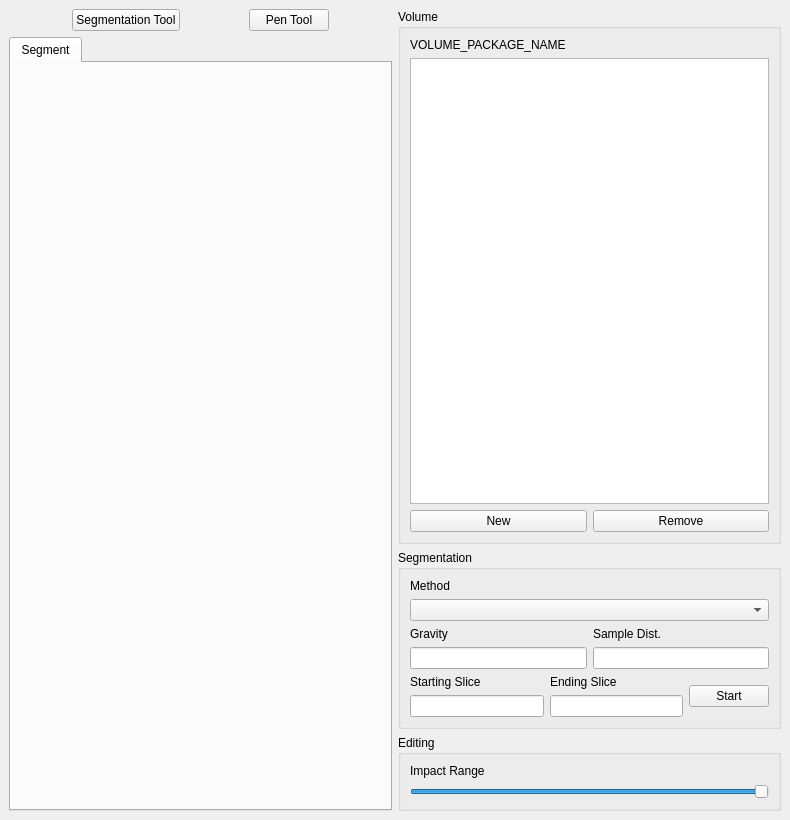
The window that volume-cartographer/apps/VC/VCMain.ui (SuperOptimizer/villa) describes before a commit, drawn with Qt 5.
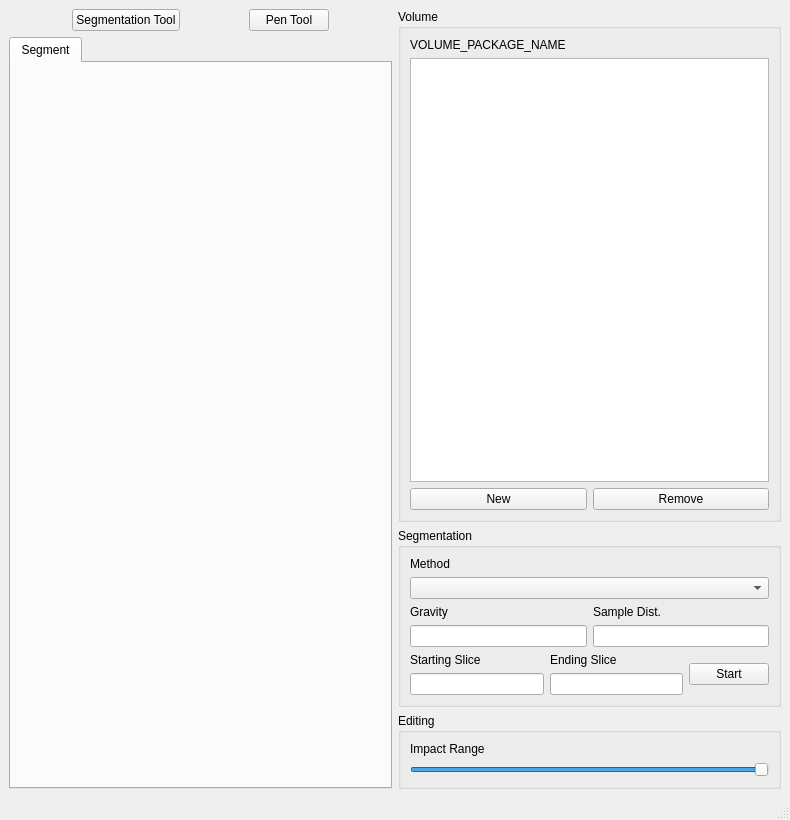
The same window after the commit. The open tabs and pages were chosen to show the change.

Commit message: Add a status bar for user feedback

What changed in the file:
```diff
--- a/volume-cartographer/apps/VC/VCMain.ui
+++ b/volume-cartographer/apps/VC/VCMain.ui
@@ -291,6 +291,8 @@
     </item>
    </layout>
   </widget>
+  <widget class="QStatusBar" name="statusBar">
+  </widget>
   <action name="actionOpen">
    <property name="text">
     <string>Open</string>
```
Left out of the diff: 2 changed lines with no effect on the pictures. The commit also changes 2 other files.
